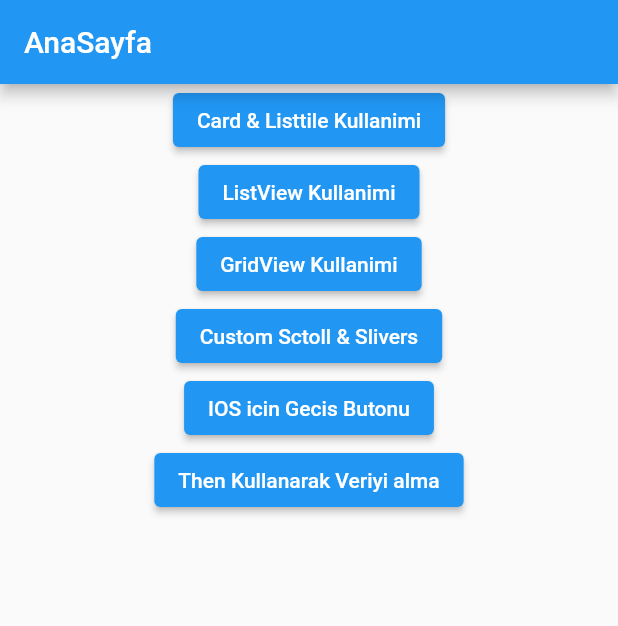
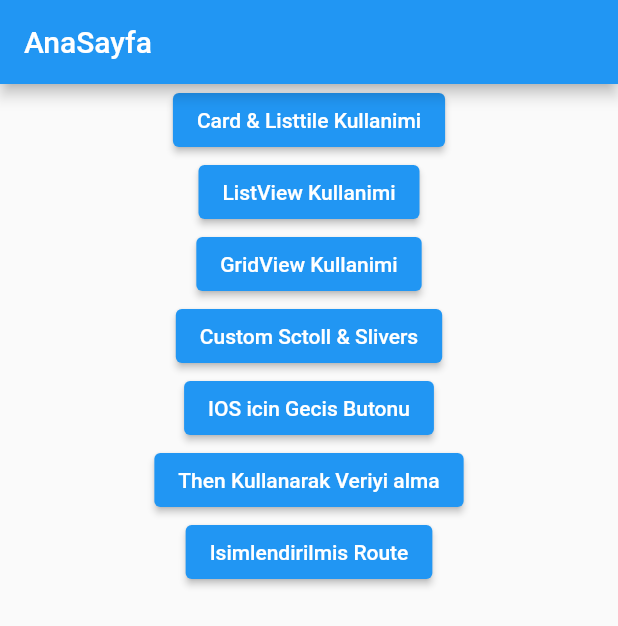
Before and after one commit to tahaturan/flutter_basis_widget_3, a Flutter app: the screen it shows after launch, on a phone screen of 412 x 824 dp. Shown: the top 626 px of the screen. Run offline on Flutter 3.47's test engine with Material 2 defaults, Android fonts, the phone set to English and light mode, and no system bars; our stand-ins replace flutter_easyloading.

Commit message:
Isimlendirilmis Route Kullanimi

```diff
--- a/lib/main.dart
+++ b/lib/main.dart
@@ -1,5 +1,6 @@
 import 'package:flutter/material.dart';
 import 'package:flutter_basis_widget_3/views/my_home_page.dart';
+import 'package:flutter_basis_widget_3/views/redpage.dart';
 import 'package:flutter_easyloading/flutter_easyloading.dart';
 
 void main() {
@@ -36,6 +37,9 @@ class MyApp extends StatelessWidget {
       ),
       home: const MyHomePage(),
       builder: EasyLoading.init(),
+      routes: {
+        "redPage": (context) => RedPage(),
+      },
     );
   }
 }
--- a/lib/views/my_home_page.dart
+++ b/lib/views/my_home_page.dart
@@ -64,6 +64,14 @@ class _MyHomePageState extends State<MyHomePage> {
                 "Then Kullanarak Veriyi alma",
               ),
             ),
+            ElevatedButton(
+              onPressed: () {
+                Navigator.pushNamed(context, "redPage");
+              },
+              child: const Text(
+                "Isimlendirilmis Route",
+              ),
+            ),
           ],
         ),
       ),
```
